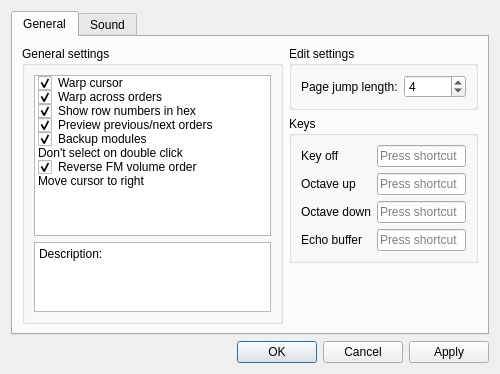
Before: the Qt Designer form BambooTracker/gui/configuration_dialog.ui in BambooTracker/BambooTracker, drawn with Qt 5.
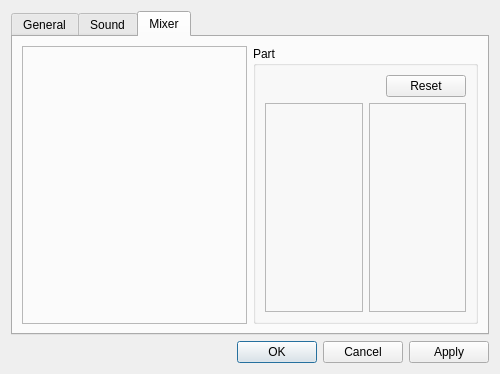
After: the same form once the commit is applied. The open tabs and pages were chosen to show the change. Custom widgets are drawn as their Qt base class.

Diff of the .ui file:
```diff
--- a/BambooTracker/gui/configuration_dialog.ui
+++ b/BambooTracker/gui/configuration_dialog.ui
@@ -297,10 +297,88 @@
        </item>
       </layout>
      </widget>
+     <widget class="QWidget" name="tab">
+      <attribute name="title">
+       <string>Mixer</string>
+      </attribute>
+      <layout class="QGridLayout" name="gridLayout_9">
+       <item row="0" column="1" rowspan="2">
+        <widget class="QGroupBox" name="mixerPartGroupBox">
+         <property name="title">
+          <string>Part</string>
+         </property>
+         <layout class="QGridLayout" name="gridLayout_11">
+          <item row="1" column="0">
+           <widget class="LabeledVerticalSlider" name="fmMixerSlider">
+            <property name="frameShape">
+             <enum>QFrame::StyledPanel</enum>
+            </property>
+            <property name="frameShadow">
+             <enum>QFrame::Raised</enum>
+            </property>
+           </widget>
+          </item>
+          <item row="1" column="1">
+           <widget class="LabeledVerticalSlider" name="ssgMixerSlider">
+            <property name="frameShape">
+             <enum>QFrame::StyledPanel</enum>
+            </property>
+            <property name="frameShadow">
+             <enum>QFrame::Raised</enum>
+            </property>
+           </widget>
+          </item>
+          <item row="0" column="0" colspan="2">
+           <layout class="QGridLayout" name="gridLayout_10">
+            <item row="0" column="1">
+             <widget class="QPushButton" name="mixerResetPushButton">
+              <property name="text">
+               <string>Reset</string>
+              </property>
+             </widget>
+            </item>
+            <item row="0" column="0">
+             <spacer name="horizontalSpacer">
+              <property name="orientation">
+               <enum>Qt::Horizontal</enum>
+              </property>
+              <property name="sizeHint" stdset="0">
+               <size>
+                <width>40</width>
+                <height>20</height>
+               </size>
+              </property>
+             </spacer>
+            </item>
+           </layout>
+          </item>
+         </layout>
+        </widget>
+       </item>
+       <item row="0" column="0" rowspan="2">
+        <widget class="LabeledVerticalSlider" name="masterMixerSlider">
+         <property name="frameShape">
+          <enum>QFrame::StyledPanel</enum>
+         </property>
+         <property name="frameShadow">
+          <enum>QFrame::Raised</enum>
+         </property>
+        </widget>
+       </item>
+      </layout>
+     </widget>
     </widget>
    </item>
   </layout>
  </widget>
+ <customwidgets>
+  <customwidget>
+   <class>LabeledVerticalSlider</class>
+   <extends>QFrame</extends>
+   <header>gui/labeled_vertical_slider.hpp</header>
+   <container>1</container>
+  </customwidget>
+ </customwidgets>
  <tabstops>
   <tabstop>tabWidget</tabstop>
   <tabstop>generalSettingsListWidget</tabstop>
```
Left out of the diff: 4 changed lines with no effect on the pictures.
